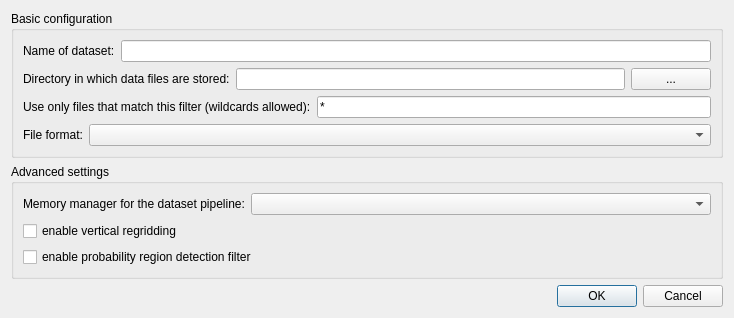
The window that src/gxfw/adddatasetdialog.ui (chrismile/met.3d) describes before a commit, drawn with Qt 5.
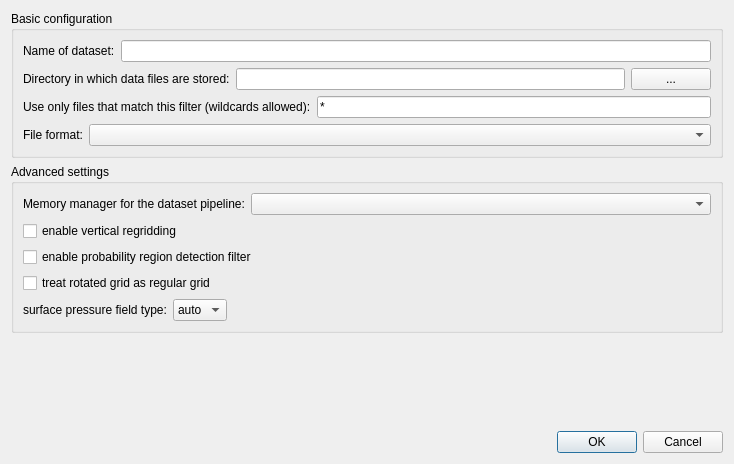
The same window after the commit.

Diff of the .ui file:
```diff
--- a/src/gxfw/adddatasetdialog.ui
+++ b/src/gxfw/adddatasetdialog.ui
@@ -7,7 +7,7 @@
     <x>0</x>
     <y>0</y>
     <width>734</width>
-    <height>306</height>
+    <height>464</height>
    </rect>
   </property>
   <property name="windowTitle">
@@ -166,6 +166,68 @@
         </property>
        </widget>
       </item>
+      <item>
+       <widget class="QCheckBox" name="treatRotatedAsRegularCheckBox">
+        <property name="text">
+         <string>treat rotated grid as regular grid</string>
+        </property>
+       </widget>
+      </item>
+      <item>
+       <layout class="QHBoxLayout" name="horizontalLayout_7">
+        <item>
+         <widget class="QLabel" name="label_2">
+          <property name="sizePolicy">
+           <sizepolicy hsizetype="Fixed" vsizetype="Fixed">
+            <horstretch>0</horstretch>
+            <verstretch>0</verstretch>
+           </sizepolicy>
+          </property>
+          <property name="text">
+           <string>surface pressure field type:</string>
+          </property>
+         </widget>
+        </item>
+        <item>
+         <widget class="QComboBox" name="surfacePressureTypeComboBox">
+          <property name="sizePolicy">
+           <sizepolicy hsizetype="Fixed" vsizetype="Fixed">
+            <horstretch>0</horstretch>
+            <verstretch>0</verstretch>
+           </sizepolicy>
+          </property>
+          <item>
+           <property name="text">
+            <string>auto</string>
+           </property>
+          </item>
+          <item>
+           <property name="text">
+            <string>sp</string>
+           </property>
+          </item>
+          <item>
+           <property name="text">
+            <string>lnsp</string>
+           </property>
+          </item>
+         </widget>
+        </item>
+        <item>
+         <spacer name="horizontalSpacer">
+          <property name="orientation">
+           <enum>Qt::Horizontal</enum>
+          </property>
+          <property name="sizeHint" stdset="0">
+           <size>
+            <width>40</width>
+            <height>20</height>
+           </size>
+          </property>
+         </spacer>
+        </item>
+       </layout>
+      </item>
      </layout>
     </widget>
    </item>
```
